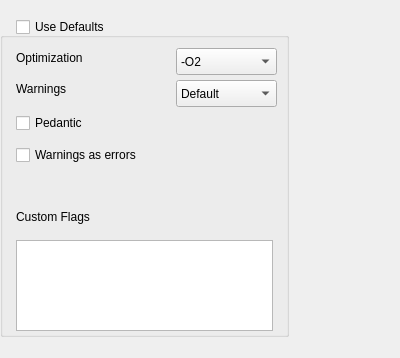
amirgeva/coide, file uis/compile_settings.ui: the form before one commit.
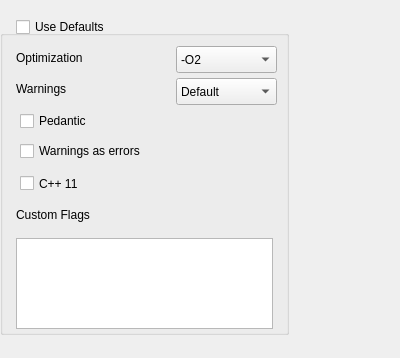
The form after the commit.

Commit message: Added settings to control C++11 compilation

```diff
--- a/uis/compile_settings.ui
+++ b/uis/compile_settings.ui
@@ -56,7 +56,7 @@
    <property name="geometry">
     <rect>
      <x>0</x>
-     <y>32</y>
+     <y>30</y>
      <width>289</width>
      <height>305</height>
     </rect>
@@ -127,7 +127,7 @@
    <widget class="QCheckBox" name="pedantic">
     <property name="geometry">
      <rect>
-      <x>16</x>
+      <x>20</x>
       <y>80</y>
       <width>161</width>
       <height>22</height>
@@ -140,8 +140,8 @@
    <widget class="QCheckBox" name="warnErrors">
     <property name="geometry">
      <rect>
-      <x>16</x>
-      <y>112</y>
+      <x>20</x>
+      <y>110</y>
       <width>201</width>
       <height>22</height>
      </rect>
@@ -173,6 +173,19 @@
      <string>Custom Flags</string>
     </property>
    </widget>
+   <widget class="QCheckBox" name="cpp11">
+    <property name="geometry">
+     <rect>
+      <x>20</x>
+      <y>140</y>
+      <width>115</width>
+      <height>27</height>
+     </rect>
+    </property>
+    <property name="text">
+     <string>C++ 11</string>
+    </property>
+   </widget>
   </widget>
  </widget>
  <resources/>
```
